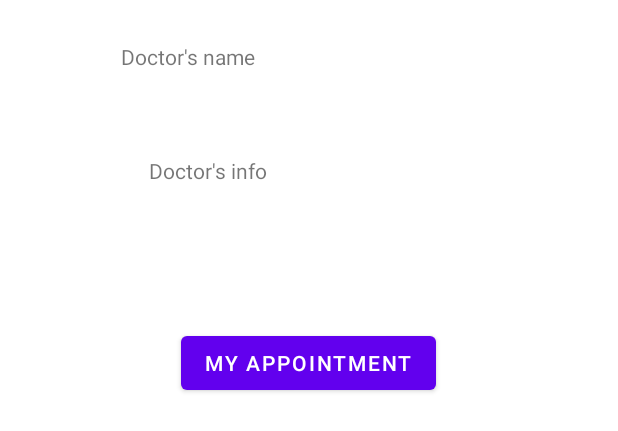
After one commit to garychen2002/ClinicAppProject, an Android app: the layout activity_doctor.xml on its own in the app's theme, with its tools: preview values and no code run, on a phone screen of 412 x 824 dp. The commit adds this screen. Shown: the top 431 px of the screen. Run offline under Robolectric (Android 15) with nearby library versions, the phone set to English and light mode, and no system bars.

Commit message:
Create Doctor's layout

```diff
--- a/app/src/main/java/com/example/clinicappproject/Doctor.java
+++ b/app/src/main/java/com/example/clinicappproject/Doctor.java
@@ -3,9 +3,19 @@ package com.example.clinicappproject;
 import java.util.List;
 
 public class Doctor {
-    public String name;
-    public String gender;
-    public String specialization;
-//    public List<Patient> visted_patients;
+    private String name;
+    private String gender;
+    private String specialization;
+    private List<Patient> visted_patients;
+
+    String getName(){
+        return this.name;
+    }
+
+    String getGender(){
+        return this.gender;
+    }
+
+
 
 }
--- /dev/null
+++ b/app/src/main/res/layout/activity_doctor.xml
@@ -0,0 +1,38 @@
+<?xml version="1.0" encoding="utf-8"?>
+<androidx.constraintlayout.widget.ConstraintLayout xmlns:android="http://schemas.android.com/apk/res/android"
+    xmlns:app="http://schemas.android.com/apk/res-auto"
+    xmlns:tools="http://schemas.android.com/tools"
+    android:layout_width="match_parent"
+    android:layout_height="match_parent">
+
+    <TextView
+        android:id="@+id/textView2"
+        android:layout_width="251dp"
+        android:layout_height="36dp"
+        android:layout_marginTop="28dp"
+        android:text="@string/d_name"
+        app:layout_constraintEnd_toEndOf="parent"
+        app:layout_constraintStart_toStartOf="parent"
+        app:layout_constraintTop_toTopOf="parent" />
+
+    <TextView
+        android:id="@+id/textView3"
+        android:layout_width="213dp"
+        android:layout_height="62dp"
+        android:layout_marginTop="40dp"
+        android:text="@string/d_info"
+        app:layout_constraintEnd_toEndOf="parent"
+        app:layout_constraintStart_toStartOf="parent"
+        app:layout_constraintTop_toBottomOf="@+id/textView2" />
+
+    <Button
+        android:id="@+id/button"
+        android:layout_width="wrap_content"
+        android:layout_height="wrap_content"
+        android:layout_marginTop="52dp"
+        android:text="@string/d_appointment"
+        app:layout_constraintEnd_toEndOf="parent"
+        app:layout_constraintHorizontal_bias="0.498"
+        app:layout_constraintStart_toStartOf="parent"
+        app:layout_constraintTop_toBottomOf="@+id/textView3" />
+</androidx.constraintlayout.widget.ConstraintLayout>
--- a/app/src/main/res/values/strings.xml
+++ b/app/src/main/res/values/strings.xml
@@ -7,6 +7,9 @@
     <string name="my_appointment">My Appointment</string>
 
     <string name="message">Welcome</string>
+    <string name="d_info">Doctor\'s info</string>
+    <string name="d_appointment">My appointment</string>
+    <string name="d_name">Doctor\'s name</string>
 
 
 </resources>
```
